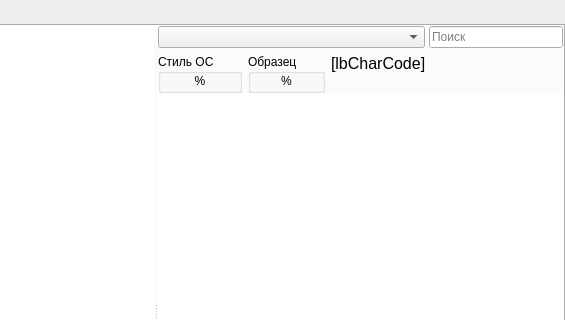
Mercury13/unicodia, file Unicodia/FmMain.ui: the form before one commit; both pictures show x 235 to 800 and y 0 to 320 of the 800 by 600 pixel window.
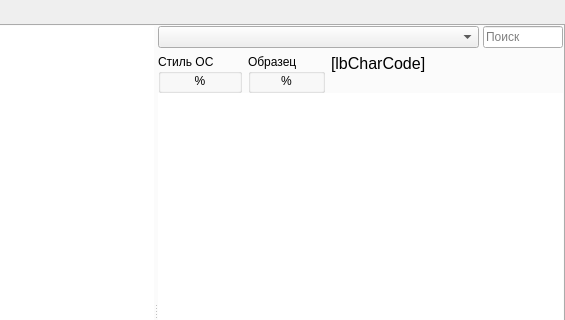
The form after the commit.

Commit message: Поиск будет расширяться-сужаться

Diff of the .ui file:
```diff
--- a/Unicodia/FmMain.ui
+++ b/Unicodia/FmMain.ui
@@ -116,7 +116,7 @@
                 <number>0</number>
                </property>
                <item>
-                <layout class="QHBoxLayout" name="horizontalLayout" stretch="2,1">
+                <layout class="QHBoxLayout" name="horizontalLayout" stretch="4,1">
                  <property name="spacing">
                   <number>4</number>
                  </property>
```
